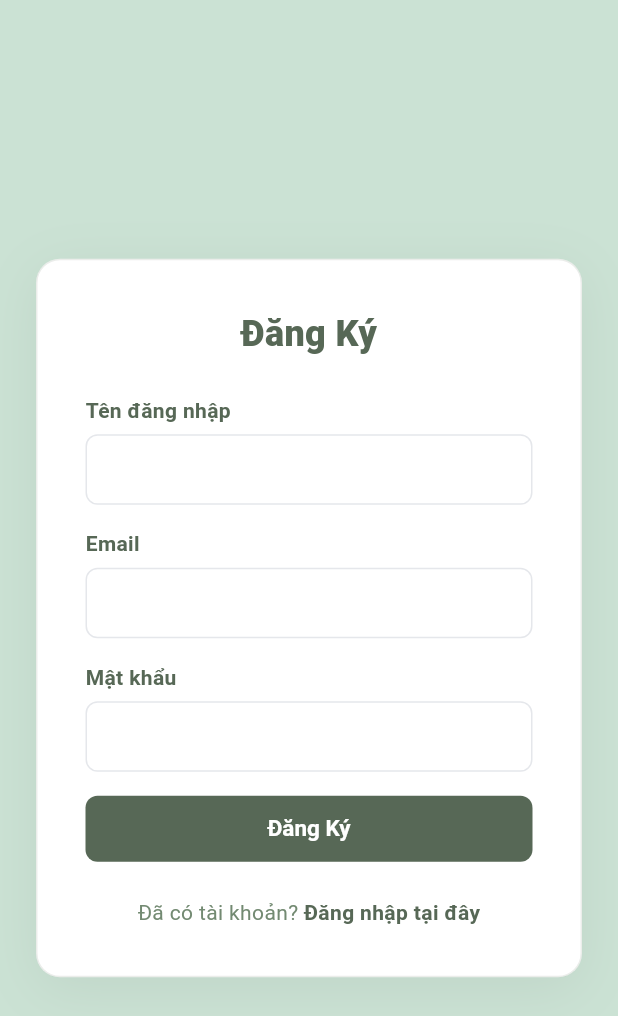
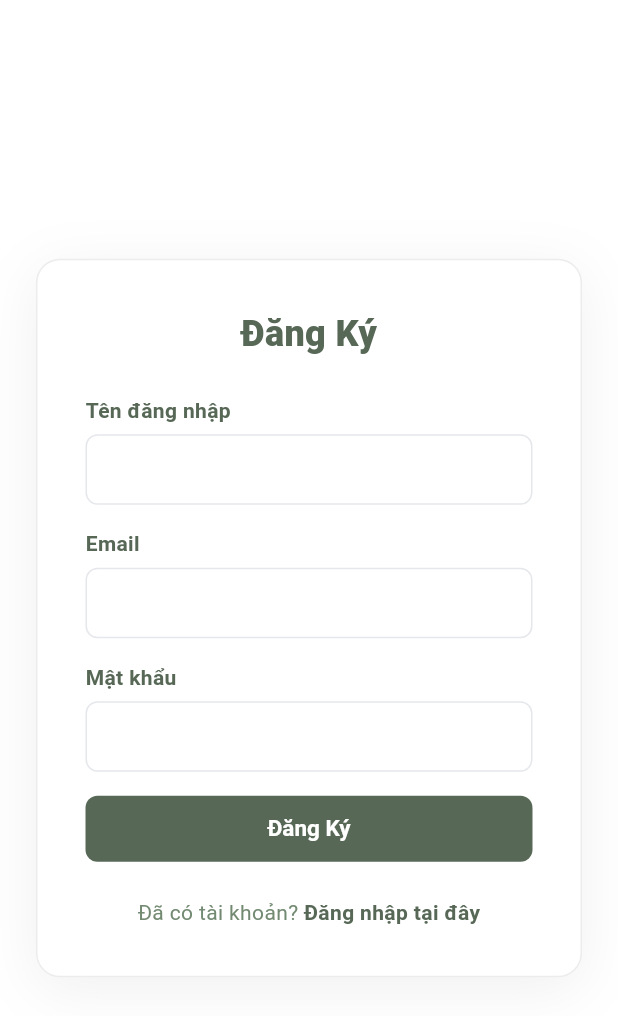
Before and after one commit to tandiep48/chinese_learning, a Flutter app: the screen it shows after launch, after a tap on "Đăng Nhập", after a tap on "Đăng ký tại đây", on a phone screen of 412 x 824 dp. Shown: the top 1016 px of the screen. Run offline on Flutter 3.47's test engine with Material 3 defaults, Android fonts, the phone set to English and light mode, and no system bars; our stand-ins replace dio, flutter_riverpod, flutter_secure_storage, flutter_tts, go_router, image_picker and 2 more; missing offline and left inert: stroke_order_animator; network calls fail.

Commit message:
style: white page background instead of mint
Co-Authored-By: Claude Sonnet 5.5 <noreply@anthropic.com>

```diff
--- a/lib/core/theme/app_theme.dart
+++ b/lib/core/theme/app_theme.dart
@@ -113,7 +113,7 @@ class AppTheme {
     return ThemeData(
       useMaterial3: true,
       colorScheme: scheme,
-      scaffoldBackgroundColor: BrandColors.background,
+      scaffoldBackgroundColor: BrandColors.card,
       fontFamily: 'Roboto',
       textTheme: _textTheme,
       appBarTheme: const AppBarTheme(
--- a/lib/features/auth/screens/login_screen.dart
+++ b/lib/features/auth/screens/login_screen.dart
@@ -69,7 +69,7 @@ class _LoginScreenState extends ConsumerState<LoginScreen> {
     final l10n = AppLocalizations.of(context);
 
     return Scaffold(
-      backgroundColor: BrandColors.background,
+      backgroundColor: BrandColors.card,
       body: SafeArea(
         child: Center(
           child: SingleChildScrollView(
--- a/lib/features/auth/screens/register_screen.dart
+++ b/lib/features/auth/screens/register_screen.dart
@@ -77,7 +77,7 @@ class _RegisterScreenState extends ConsumerState<RegisterScreen> {
     final l10n = AppLocalizations.of(context);
 
     return Scaffold(
-      backgroundColor: BrandColors.background,
+      backgroundColor: BrandColors.card,
       body: SafeArea(
         child: Center(
           child: SingleChildScrollView(
--- a/lib/features/competition/screens/competition_page.dart
+++ b/lib/features/competition/screens/competition_page.dart
@@ -83,7 +83,7 @@ class _CompetitionPageState extends ConsumerState<CompetitionPage> {
     final controller = _controller;
 
     return Scaffold(
-      backgroundColor: BrandColors.background,
+      backgroundColor: BrandColors.card,
       appBar: AppBar(
         title: Text(l10n.competitionTitle),
         backgroundColor: BrandColors.background,
--- a/lib/features/lessons/styles/lessons_styles.dart
+++ b/lib/features/lessons/styles/lessons_styles.dart
@@ -153,7 +153,7 @@ class LessonsStyles {
 
   // ── Library tabs (`learning-tabs.css`: underline tabs, sage active) ───────
   static const BoxDecoration libraryTabBarDecoration = BoxDecoration(
-    color: BrandColors.background,
+    color: BrandColors.card,
     border: Border(
       bottom: BorderSide(color: BrandColors.bookCardBorder, width: 2),
     ),
--- a/lib/features/lessons/widgets/lesson_exam.dart
+++ b/lib/features/lessons/widgets/lesson_exam.dart
@@ -167,7 +167,7 @@ class _LessonWideTrainerScreenState
     }
 
     return Scaffold(
-      backgroundColor: BrandColors.background,
+      backgroundColor: BrandColors.card,
       appBar: AppBar(
         backgroundColor: BrandColors.background,
         title: Text(
--- a/lib/features/shell/screens/app_shell.dart
+++ b/lib/features/shell/screens/app_shell.dart
@@ -34,7 +34,7 @@ class AppShell extends StatelessWidget {
     };
 
     return Scaffold(
-      backgroundColor: BrandColors.background,
+      backgroundColor: BrandColors.card,
       appBar: AppBar(title: Text(title)),
       drawer: const NavDrawer(),
       body: SafeArea(top: false, child: child),
--- a/lib/features/vocab/screens/vocab_flashcard_screen.dart
+++ b/lib/features/vocab/screens/vocab_flashcard_screen.dart
@@ -44,7 +44,7 @@ class _VocabFlashcardScreenState extends ConsumerState<VocabFlashcardScreen> {
     final isVi = Localizations.localeOf(context).languageCode == 'vi';
 
     return Scaffold(
-      backgroundColor: BrandColors.background,
+      backgroundColor: BrandColors.card,
       appBar: AppBar(
         backgroundColor: BrandColors.background,
         title: Text(l10n.vocabFlashcardsTitle),
--- a/lib/features/vocab/screens/vocab_select_screen.dart
+++ b/lib/features/vocab/screens/vocab_select_screen.dart
@@ -93,7 +93,7 @@ class _VocabSelectScreenState extends ConsumerState<VocabSelectScreen> {
     final l10n = AppLocalizations.of(context);
     final c = _controller!;
     return Scaffold(
-      backgroundColor: BrandColors.background,
+      backgroundColor: BrandColors.card,
       appBar: AppBar(
         backgroundColor: BrandColors.background,
         title: Text(l10n.vocabTitle),
```
